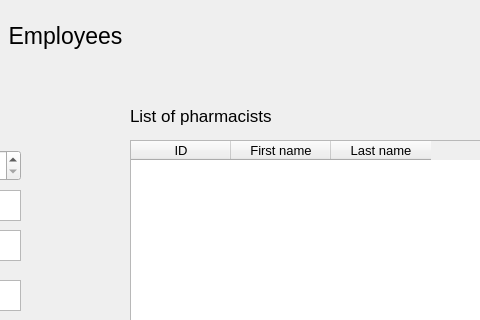
The window that employee_window/employee_window.ui (osamamuhammad3623/pharmacy_management_system) describes before a commit, drawn with Qt 5; both pictures show x 430 to 910 and y 0 to 320 of the 994 by 648 pixel window.
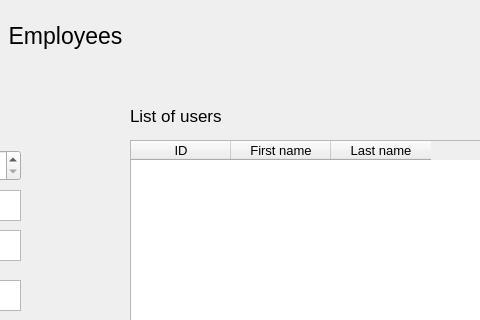
The same window after the commit.

The edit to the form file:
```diff
--- a/employee_window/employee_window.ui
+++ b/employee_window/employee_window.ui
@@ -355,7 +355,7 @@
     </font>
    </property>
    <property name="text">
-    <string>List of pharmacists</string>
+    <string>List of users</string>
    </property>
   </widget>
   <widget class="QRadioButton" name="is_admin">
```
